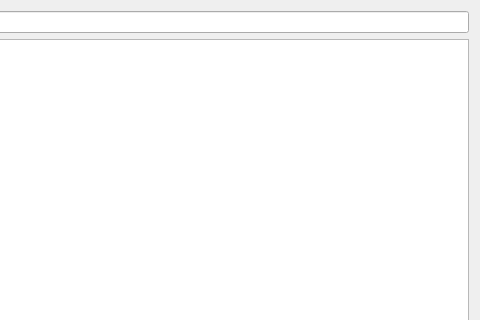
The window that src/plugins/loadleveler_monitor/widgets/file_viewer_widget.ui (cemc-oper/nwpc-monitor-app) describes before a commit, drawn with Qt 5; both pictures show x 230 to 710 and y 0 to 320 of the 710 by 530 pixel window.
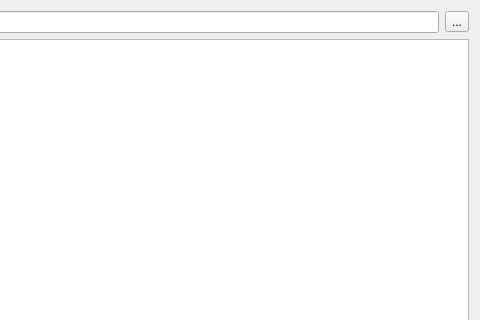
The same window after the commit. Icons and pictures are not drawn.

Commit message: Add refresh button.

```diff
--- a/src/plugins/loadleveler_monitor/widgets/file_viewer_widget.ui
+++ b/src/plugins/loadleveler_monitor/widgets/file_viewer_widget.ui
@@ -26,6 +26,13 @@
      <item>
       <widget class="QLineEdit" name="file_path_line_edit"/>
      </item>
+     <item>
+      <widget class="QToolButton" name="refresh_tool_button">
+       <property name="text">
+        <string>...</string>
+       </property>
+      </widget>
+     </item>
     </layout>
    </item>
    <item row="1" column="0">
```
Left out of the diff: 13 changed lines with no effect on the pictures. The commit also changes 5 other files.
